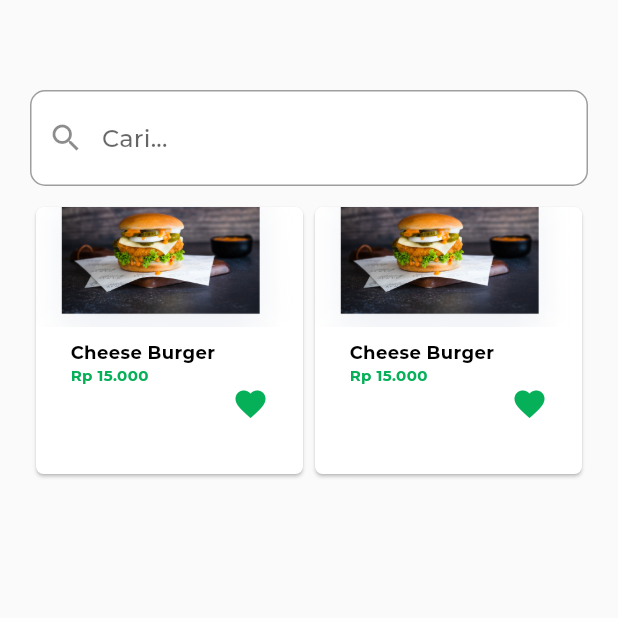
After one commit to Trace2Treat/Application, a Flutter app: the FavoritePage screen opened directly, on a phone screen of 412 x 824 dp, the top half of it. The commit adds this screen. Run offline on Flutter 3.47's test engine with Material 3 defaults, Android fonts, the light colour scheme and no system bars; our stand-ins replace carousel_slider, connectivity_plus, google_fonts, lottie; missing offline and left inert: bottom_navigation_view.

Commit message:
update favorite and profile

```diff
--- /dev/null
+++ b/lib/pages/favorite_page.dart
@@ -0,0 +1,117 @@
+import 'package:flutter/material.dart';
+import '../theme/app_colors.dart';
+
+class FavoritePage extends StatefulWidget {
+  const FavoritePage({Key? key}) : super(key: key);
+
+  @override
+  State<FavoritePage> createState() => _FavoritePageState();
+}
+
+class _FavoritePageState extends State<FavoritePage> {
+  final TextEditingController searchController = TextEditingController();
+
+  @override
+  Widget build(BuildContext context) {
+    return Scaffold(
+      body: SingleChildScrollView(
+        child: Container(
+          width: double.infinity,
+          color: AppColors.white,
+          child: Column(
+            children: [
+                Padding(
+                  padding: const EdgeInsets.only(left: 20, right: 20, top: 60, bottom: 20),
+                  child: Column(
+                    children: [
+                      Container(
+                        decoration: BoxDecoration(
+                          color: Colors.white,
+                          borderRadius: BorderRadius.circular(10),
+                        ),
+                        child: TextField(
+                          controller: searchController,
+                          onChanged: (query) {
+                            setState(() {
+                              // search query
+                            });
+                          },
+                          decoration: InputDecoration(
+                            hintText: 'Cari...',
+                            prefixIcon: const Icon(Icons.search),
+                            border: OutlineInputBorder(
+                              borderRadius: BorderRadius.circular(10),
+                            ),
+                          ),
+                        ),
+                      ),
+                      const SizedBox(height: 10),
+                      GridView.builder(
+                        physics: NeverScrollableScrollPhysics(),
+                        shrinkWrap: true,
+                        gridDelegate: const SliverGridDelegateWithFixedCrossAxisCount(
+                          crossAxisCount: 2,
+                          mainAxisSpacing: 5,
+                        ),
+                        itemCount: 2,
+                        itemBuilder: (context, index) {
+                          return Card(
+                            shape: RoundedRectangleBorder(
+                              borderRadius: BorderRadius.circular(5),
+                            ),
+                            child: Column(
+                              crossAxisAlignment: CrossAxisAlignment.stretch,
+                              children: [
+                                Image.asset(
+                                  'assets/defaultmakanan.png',
+                                  fit: BoxFit.cover,
+                                  width: double.infinity,
+                                  height: 80,
+                                ),
+                                const SizedBox(height: 8),
+                                const Padding(
+                                  padding: EdgeInsets.symmetric(horizontal: 23),
+                                  child: Column(
+                                    crossAxisAlignment: CrossAxisAlignment.start,
+                                    children: [
+                                      Text(
+                                        'Cheese Burger',
+                                        style: TextStyle(
+                                          color: Colors.black,
+                                          fontSize: 12,
+                                          fontWeight: FontWeight.bold,
+                                        ),
+                                      ),
+                                      Text(
+                                        'Rp 15.000',
+                                        style: TextStyle(
+                                          color: AppColors.primary,
+                                          fontSize: 10,
+                                          fontWeight: FontWeight.bold
+                                        ),
+                                      ),
+                                      Row(
+                                        mainAxisAlignment: MainAxisAlignment.end,
+                                        crossAxisAlignment: CrossAxisAlignment.end,
+                                        children: [
+                                          Icon(Icons.favorite, color: AppColors.primary),
+                                        ],
+                                      )
+                                    ],
+                                  ),
+                                ),
+                              ],
+                            ),
+                          );
+                        },
+                      ),
+                    ],
+                  )
+                )
+              ],
+            ),
+        ),
+      ),
+    );
+  }
+}
--- a/lib/pages/home_page.dart
+++ b/lib/pages/home_page.dart
@@ -2,7 +2,7 @@
 import 'package:bottom_navigation_view/bottom_navigation_view.dart';
 import 'dashboard_page.dart';
 import 'search_page.dart';
-// import 'favorite_page.dart';
+import 'favorite_page.dart';
 import 'profile_page.dart';
 import '../theme/app_colors.dart';
 
@@ -52,7 +52,7 @@
           children: const [
             DashboardPage(),
             SearchPage(),
-            DefaultPage(color: Colors.white, name: 'Favorite'),
+            FavoritePage(),
             ProfilePage(),
           ],
         ),
@@ -94,28 +94,3 @@
     );
   }
 }
-
-class DefaultPage extends StatelessWidget {
-  final Color color;
-  final String name;
-
-  const DefaultPage({Key? key, required this.color, required this.name}) : super(key: key);
-
-  @override
-  Widget build(BuildContext context) {
-    return Scaffold(
-      appBar: AppBar(
-        title: Text(name),
-      ),
-      body: Container(
-        color: color,
-        child: Center(
-          child: Text(
-            'This is the $name Page',
-            style: const TextStyle(fontSize: 20, color: Colors.green),
-          ),
-        ),
-      ),
-    );
-  }
-}
--- a/lib/pages/profile_page.dart
+++ b/lib/pages/profile_page.dart
@@ -38,9 +38,9 @@
                           Row(
                             mainAxisAlignment: MainAxisAlignment.start,
                             children: [
-                              Text(
+                              const Text(
                                 'PROFILE',
-                                style: const TextStyle(
+                                style: TextStyle(
                                   color: AppColors.white,
                                   fontSize: 20,
                                   fontWeight: FontWeight.bold,
@@ -85,15 +85,10 @@
                                         fontWeight: FontWeight.bold,
                                       ),
                                     ),
-                                    Wrap(
-                                      spacing: 14,
-                                      children: [
-                                        Text('Admin',
+                                    const Text(
+                                      'Admin',
                                       overflow: TextOverflow.ellipsis,
-                                            style: const TextStyle(
-                                                color: Colors.black)),
-                                      ],
-                                    ),
+                                      style: TextStyle(color: Colors.black)),
                                   ],
                                 ),
                               ),
@@ -109,7 +104,7 @@
                             child: Column(
                                 crossAxisAlignment: CrossAxisAlignment.start,
                                 children: [
-                                  buildRow('Number','+62 888 4444 2222'),
+                                  buildRow('Telepon','+62 888 4444 2222'),
                                   buildDivider(),
                                   buildRow('Email', 'kiddovation@gmail.com'),
                                   buildDivider(),
```
Lines whose indentation alone changed are shown as unchanged.
